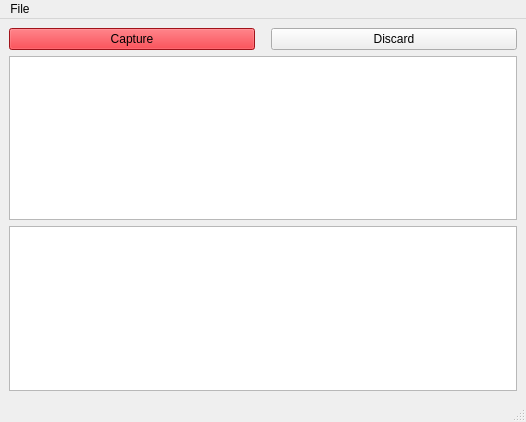
The window that src/ui/MainWindow/MainWindow.ui (panchis7u7/EMG_Data_Generator) describes before a commit, drawn with Qt 5.
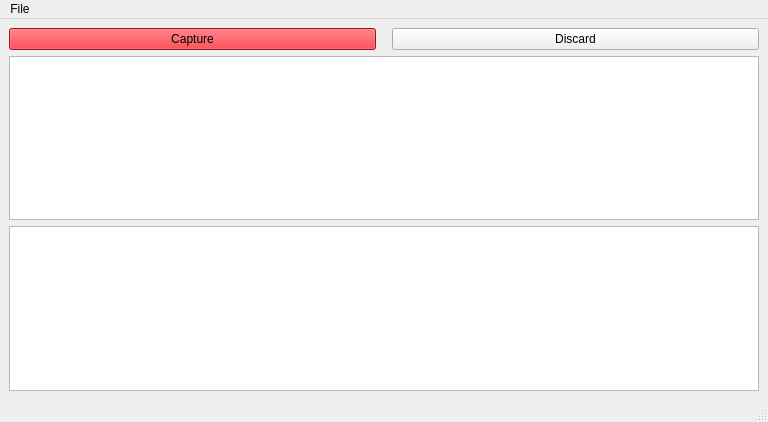
The same window after the commit. Custom widgets are drawn as their Qt base class.

Commit message: Changed graph type.

Patch:
```diff
--- a/src/ui/MainWindow/MainWindow.ui
+++ b/src/ui/MainWindow/MainWindow.ui
@@ -6,10 +6,16 @@
    <rect>
     <x>0</x>
     <y>0</y>
-    <width>526</width>
+    <width>768</width>
     <height>422</height>
    </rect>
   </property>
+  <property name="minimumSize">
+   <size>
+    <width>768</width>
+    <height>0</height>
+   </size>
+  </property>
   <property name="windowTitle">
    <string>MainWindow</string>
   </property>
@@ -141,10 +147,36 @@
      </layout>
     </item>
     <item row="1" column="0">
-     <widget class="QChartView" name="gvChart"/>
+     <widget class="QChartView" name="gvChart">
+      <property name="minimumSize">
+       <size>
+        <width>0</width>
+        <height>0</height>
+       </size>
+      </property>
+      <property name="baseSize">
+       <size>
+        <width>0</width>
+        <height>512</height>
+       </size>
+      </property>
+     </widget>
     </item>
     <item row="2" column="0">
-     <widget class="QTableView" name="tvData"/>
+     <widget class="QTableView" name="tvData">
+      <property name="minimumSize">
+       <size>
+        <width>0</width>
+        <height>0</height>
+       </size>
+      </property>
+      <property name="baseSize">
+       <size>
+        <width>0</width>
+        <height>256</height>
+       </size>
+      </property>
+     </widget>
     </item>
    </layout>
   </widget>
@@ -154,7 +186,7 @@
     <rect>
      <x>0</x>
      <y>0</y>
-     <width>526</width>
+     <width>768</width>
      <height>22</height>
     </rect>
    </property>
```
The commit also changes 2 other files.
